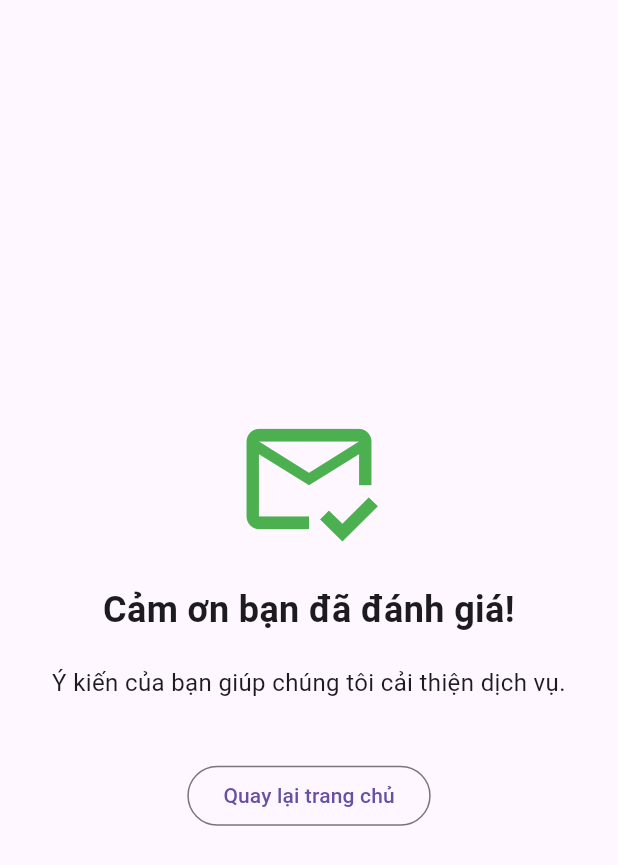
After one commit to Website-cung-cap-dich-vu-giup-viec-nha/Mobile-GiupViecNha, a Flutter app: the CamOnDaDanhGiaPage screen opened directly, on a phone screen of 412 x 824 dp. The commit adds this screen. Shown: the top 865 px of the screen. Run offline on Flutter 3.47's test engine with Material 3 defaults, Android fonts, the phone set to English and light mode, and no system bars; our stand-ins replace badges, flutter_rating_bar, shared_preferences; accounts and stored records are empty; network calls fail.

Commit message:
thêm trang cảm ơn cho đánh giá

```diff
--- /dev/null
+++ b/lib/pages/camondadanhgia_page.dart
@@ -0,0 +1,45 @@
+import 'package:flutter/material.dart';
+
+class CamOnDaDanhGiaPage extends StatelessWidget {
+  const CamOnDaDanhGiaPage({super.key});
+
+  @override
+  Widget build(BuildContext context) {
+    return Scaffold(
+      body: Center(
+        child: Padding(
+          padding: const EdgeInsets.all(16.0),
+          child: Column(
+            mainAxisAlignment: MainAxisAlignment.center,
+            children: [
+              const Icon(
+                Icons.mark_email_read_outlined,
+                size: 100,
+                color: Colors.green,
+              ),
+              const SizedBox(height: 20),
+              const Text(
+                'Cảm ơn bạn đã đánh giá!',
+                style: TextStyle(fontSize: 24, fontWeight: FontWeight.bold),
+                textAlign: TextAlign.center,
+              ),
+              const SizedBox(height: 20),
+              const Text(
+                'Ý kiến của bạn giúp chúng tôi cải thiện dịch vụ.',
+                style: TextStyle(fontSize: 16),
+                textAlign: TextAlign.center,
+              ),
+              const SizedBox(height: 40),
+              OutlinedButton(
+                onPressed: () {
+                  Navigator.pushReplacementNamed(context, "/");
+                },
+                child: const Text('Quay lại trang chủ'),
+              ),
+            ],
+          ),
+        ),
+      ),
+    );
+  }
+}
--- a/lib/pages/danhgia_page.dart
+++ b/lib/pages/danhgia_page.dart
@@ -1,5 +1,6 @@
 import 'dart:convert';
 import 'package:giupviecnha/config.dart';
+import 'package:giupviecnha/pages/camondadanhgia_page.dart';
 import 'package:http/http.dart' as http;
 import 'package:flutter/material.dart';
 import 'package:flutter_rating_bar/flutter_rating_bar.dart';
@@ -80,7 +81,9 @@ class _DanhGiaPageState extends State<DanhGiaPage> {
       }
       final ketqua = jsonDecode(response.body);
       if (ketqua["status"]) {
-        Navigator.pushReplacementNamed(context, "/");
+        Navigator.of(context).push(
+          MaterialPageRoute(builder: (context) => const CamOnDaDanhGiaPage()),
+        );
       } else {
         print('Thêm địa chỉ thất bại: ${response.body}');
       }
```
